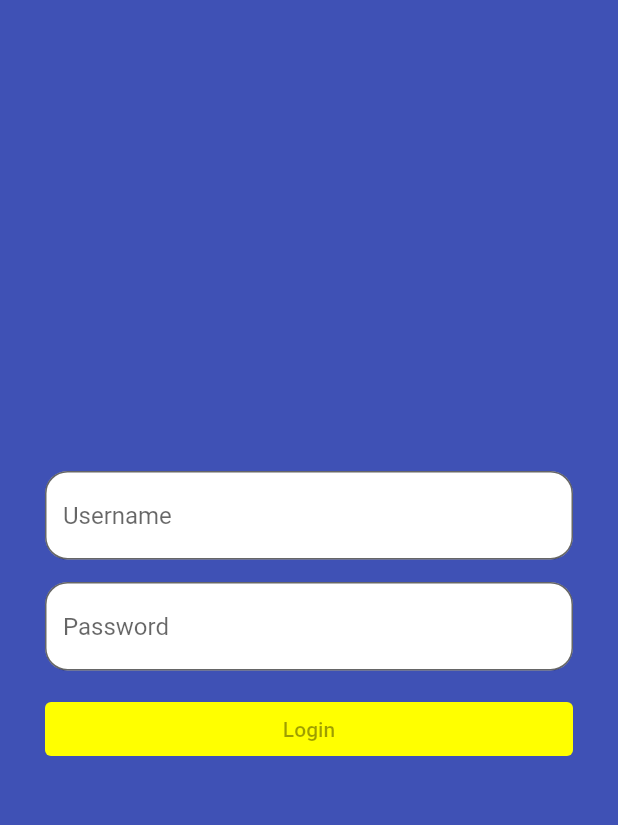
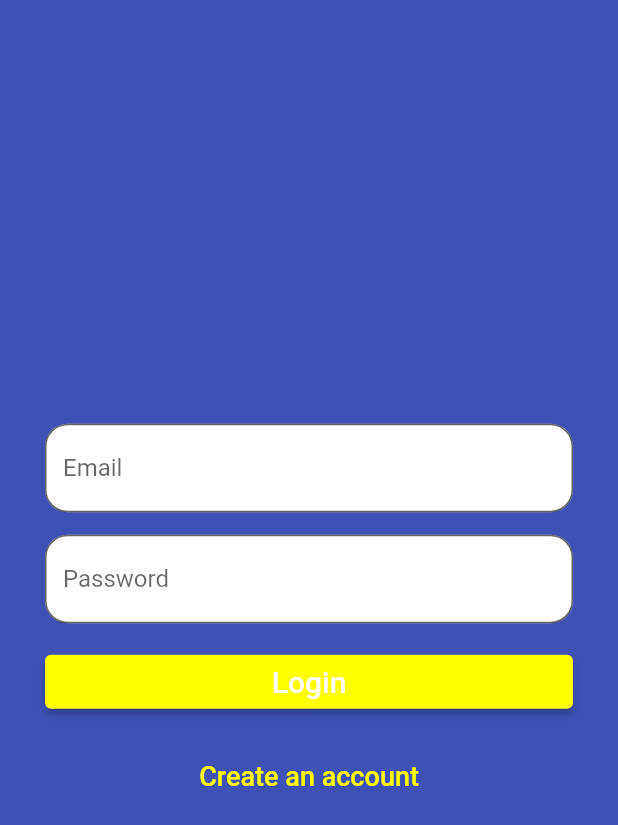
Before and after one commit to a-khaled/Friendster, a Flutter app: the screen it shows after launch, on a phone screen of 412 x 824 dp. Shown: the top 825 px of the screen. Run offline on Flutter 3.47's test engine with Material 2 defaults, Android fonts, the phone set to English and light mode, and no system bars; our stand-ins replace cloud_firestore, firebase_auth, firebase_core; accounts and stored records are empty.

```diff
--- a/lib/main.dart
+++ b/lib/main.dart
@@ -1,8 +1,15 @@
+import 'package:firebase_auth/firebase_auth.dart';
 import 'package:flutter/material.dart';
+import 'package:firebase_auth/firebase_auth.dart';
+import 'package:firebase_core/firebase_core.dart';
 
-import './screens/auth_screen.dart';
+import './screens/login_screen.dart';
+import './screens/home_screen.dart';
 
-void main() {
+void main() async {
+
+  WidgetsFlutterBinding.ensureInitialized();
+  await Firebase.initializeApp();
   runApp(MyApp());
 }
 
@@ -23,7 +30,12 @@ class MyApp extends StatelessWidget {
         ),
       ),
       debugShowCheckedModeBanner: false,
-      home: AuthScreen(),
+      home: StreamBuilder(stream: FirebaseAuth.instance.authStateChanges(), builder: (ctx, userSnapshot) {
+        if (userSnapshot.hasData) {
+          return HomeScreen();
+        }
+        return LoginScreen();
+      },),
     );
   }
 }
--- a/lib/screens/auth_screen.dart
+++ /dev/null
@@ -1,57 +0,0 @@
-
-import 'package:flutter/material.dart';
-
-class AuthScreen extends StatelessWidget {
-  @override
-  Widget build(BuildContext context) {
-    return Scaffold(
-      backgroundColor: Theme.of(context).primaryColor,
-      body: Center(
-        child: SingleChildScrollView(
-          child: Padding(
-            padding: EdgeInsets.all(30),
-            child: Form(
-              child: Column(
-                children: [
-                  TextFormField(
-                    decoration: InputDecoration(
-                      fillColor: Colors.white,
-                      filled: true,
-                      hintText: 'Username',
-                      border: OutlineInputBorder(
-                          borderRadius: BorderRadius.circular(15),
-                         ),
-                    ),
-                  ),
-                  SizedBox(
-                    height: 15,
-                  ),
-                  TextFormField(
-                    decoration: InputDecoration(
-                      fillColor: Colors.white,
-                      filled: true,
-                      hintText: 'Password',
-                      border: OutlineInputBorder(
-                          borderRadius: BorderRadius.circular(15),
-                          ),
-                    ),
-                  ),
-                  SizedBox(
-                    height: 15,
-                  ),
-                  SizedBox(
-                    width: 500,
-                    child: ElevatedButton(
-                      child: Text('Login'),
-                      style: ButtonStyle(backgroundColor: MaterialStateProperty.all(Colors.yellowAccent),),
-                    ),
-                  )
-                ],
-              ),
-            ),
-          ),
-        ),
-      ),
-    );
-  }
-}
--- /dev/null
+++ b/lib/screens/login_screen.dart
@@ -0,0 +1,159 @@
+import 'package:flutter/material.dart';
+import 'package:firebase_auth/firebase_auth.dart';
+import 'package:flutter/services.dart';
+
+import 'package:friendster/screens/signup_screen.dart';
+
+class LoginScreen extends StatefulWidget {
+  @override
+  _LoginScreenState createState() => _LoginScreenState();
+}
+
+class _LoginScreenState extends State<LoginScreen> {
+  final _formKey = GlobalKey<FormState>();
+  String _userEmail = '';
+  String _userPassword = '';
+  final _auth = FirebaseAuth.instance;
+  var _isLoading = false;
+
+  void _submit() {
+    final isValid = _formKey.currentState.validate();
+    FocusScope.of(context).unfocus();
+
+    if (isValid) {
+      _formKey.currentState.save();
+      _login(_userEmail.trim(), _userPassword.trim());
+    }
+  }
+
+  void _login(String email, String password) async {
+    UserCredential authResult;
+
+    try {
+      setState(() {
+        _isLoading = true;
+      });
+      authResult = await _auth.signInWithEmailAndPassword(
+          email: email, password: password);
+    } on PlatformException catch (e) {
+      var message = 'An error occurred, please check your credentials';
+      if (e.message != null) {
+        message = e.message;
+      }
+      ScaffoldMessenger.of(context).showSnackBar(SnackBar(
+        content: Text(message),
+        backgroundColor: Theme.of(context).errorColor,
+      ));
+      setState(() {
+        _isLoading = false;
+      });
+    } catch (e) {
+      print(e);
+      setState(() {
+        _isLoading = false;
+      });
+    }
+  }
+
+  @override
+  Widget build(BuildContext context) {
+    return Scaffold(
+      backgroundColor: Theme.of(context).primaryColor,
+      body: Center(
+        child: SingleChildScrollView(
+          child: Padding(
+            padding: EdgeInsets.all(30),
+            child: Form(
+              key: _formKey,
+              child: Column(
+                children: [
+                  TextFormField(
+                    decoration: InputDecoration(
+                      fillColor: Colors.white,
+                      filled: true,
+                      hintText: 'Email',
+                      border: OutlineInputBorder(
+                        borderRadius: BorderRadius.circular(15),
+                      ),
+                    ),
+                    validator: (value) {
+                      if (value.isEmpty || !value.contains('@')) {
+                        return 'Please enter a valid email';
+                      }
+                      return null;
+                    },
+                    onSaved: (value) {
+                      _userEmail = value;
+                    },
+                  ),
+                  SizedBox(
+                    height: 15,
+                  ),
+                  TextFormField(
+                    decoration: InputDecoration(
+                      fillColor: Colors.white,
+                      filled: true,
+                      hintText: 'Password',
+                      border: OutlineInputBorder(
+                        borderRadius: BorderRadius.circular(15),
+                      ),
+                    ),
+                    obscureText: true,
+                    validator: (value) {
+                      if (value.isEmpty || value.length < 7) {
+                        return 'Password must be at least 7 characters long';
+                      }
+                      return null;
+                    },
+                    onSaved: (value) {
+                      _userPassword = value;
+                    },
+                  ),
+                  SizedBox(
+                    height: 15,
+                  ),
+                  if (_isLoading) CircularProgressIndicator(),
+                  if (!_isLoading)
+                  SizedBox(
+                    width: 500,
+                    child: ElevatedButton(
+                      child: Text(
+                        'Login',
+                        style: TextStyle(fontSize: 20),
+                      ),
+                      style: ButtonStyle(
+                        backgroundColor:
+                            MaterialStateProperty.all(Colors.yellowAccent),
+                      ),
+                      onPressed: _submit,
+                    ),
+                  ),
+                  SizedBox(
+                    height: 15,
+                  ),
+                  if (!_isLoading)
+                  TextButton(
+                    child: Text(
+                      'Create an account',
+                      style: TextStyle(fontSize: 18),
+                    ),
+                    style: ButtonStyle(
+                      foregroundColor:
+                          MaterialStateProperty.all(Colors.yellowAccent),
+                    ),
+                    onPressed: () {
+                      Navigator.push(
+                          context,
+                          MaterialPageRoute(
+                              builder: (context) => SignupScreen()));
+                    },
+                  ),
+                ],
+              ),
+            ),
+          ),
+        ),
+      ),
+    );
+  }
+}
--- a/pubspec.yaml
+++ b/pubspec.yaml
@@ -29,6 +29,8 @@ dependencies:
   # Use with the CupertinoIcons class for iOS style icons.
   cupertino_icons: ^1.0.2
   cloud_firestore: ^2.5.3
+  firebase_auth: ^3.1.4
+  firebase_core: ^1.8.0
 
 dev_dependencies:
   flutter_test:
```
Also changed, not shown: lib/screens/home_screen.dart (added, +41 -0 lines), lib/screens/signup_screen.dart (added, +192 -0 lines), pubspec.lock, 3 other files.
